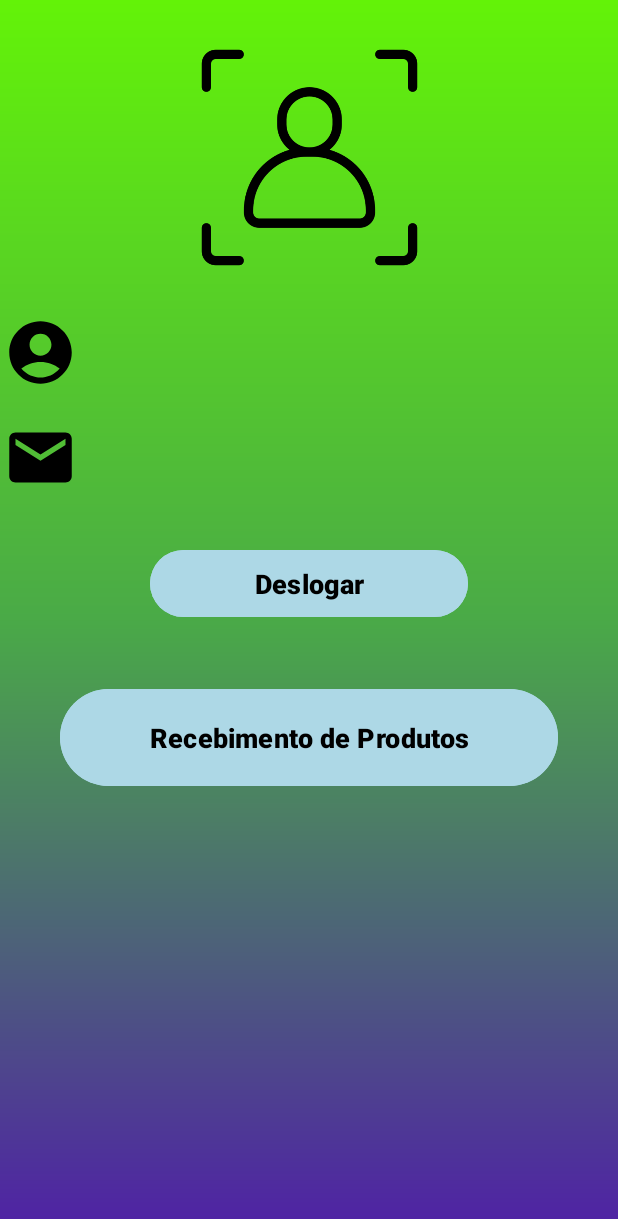
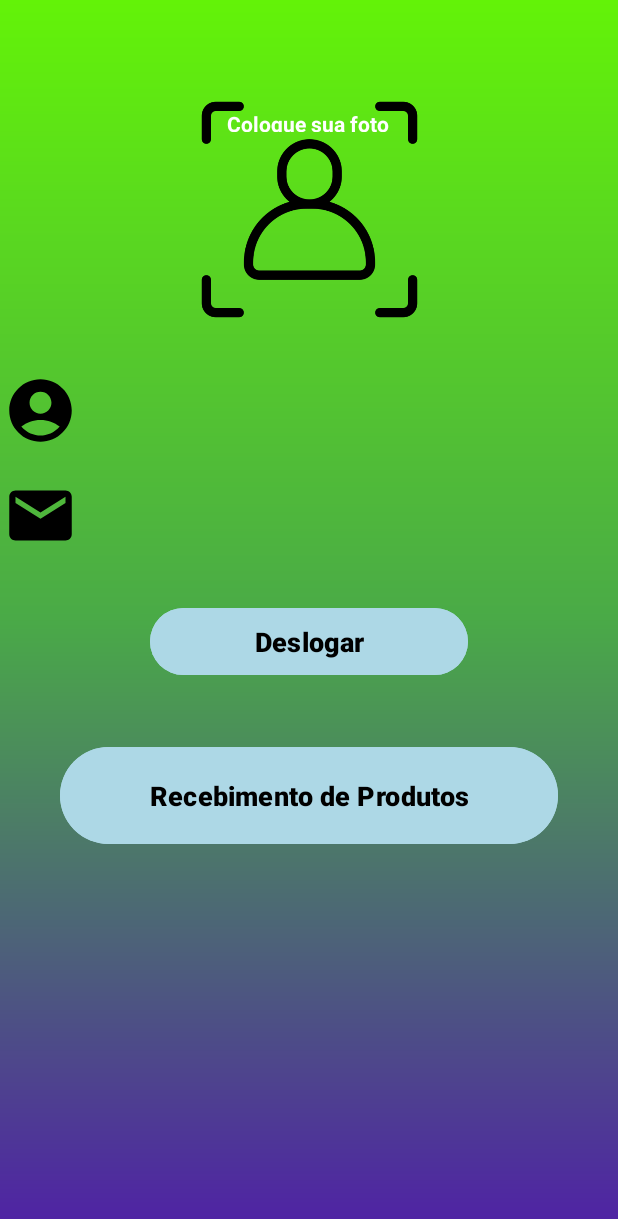
Before and after one commit to BatistaDevin/Projeto-Uninove-, an Android app: the TelaPrincipal screen opened directly, with no data from a screen before it, on a phone screen of 412 x 824 dp. Shown: the top 1219 px of the screen. Run offline under Robolectric (Android 15) with nearby library versions, the phone set to English and light mode, and no system bars; our stand-ins replace Firebase (no records; nobody signed in at launch, a user with empty details on screens opened directly).

Commit message:
Atualizacoes finais

```diff
--- a/app/src/main/java/com/example/rhapp/FormeCadastro.java
+++ b/app/src/main/java/com/example/rhapp/FormeCadastro.java
@@ -23,8 +23,6 @@ import com.google.firebase.firestore.FirebaseFirestore;
 import java.util.HashMap;
 import java.util.Map;
 
-import kotlin.collections.UCollectionsKt;
-
 public class FormeCadastro extends AppCompatActivity {
 
     private EditText edit_nome,edit_email,edit_senha;
@@ -49,6 +47,7 @@ public class FormeCadastro extends AppCompatActivity {
 
                 if (nome.isEmpty() || email.isEmpty() || senha.isEmpty()) {
                     Snackbar snackbar = Snackbar.make(v, mensagens[0], Snackbar.LENGTH_SHORT);
+                    snackbar.setAnchorView(findViewById(R.id.title_cadastrese));
                     snackbar.setBackgroundTint(Color.WHITE);
                     snackbar.setTextColor(Color.BLACK);
                     snackbar.show();
@@ -72,7 +71,8 @@ public class FormeCadastro extends AppCompatActivity {
 
                     SalvarDadosUsuario();
 
-                    Snackbar snackbar = Snackbar.make(v, mensagens[1], Snackbar.LENGTH_SHORT);
+                    Snackbar snackbar = Snackbar.make(v, mensagens[1], Snackbar.LENGTH_LONG);
+                    snackbar.setAnchorView(findViewById(R.id.title_cadastrese));
                     snackbar.setBackgroundTint(Color.WHITE);
                     snackbar.setTextColor(Color.BLACK);
                     snackbar.show();
--- a/app/src/main/res/drawable/button.xml
+++ b/app/src/main/res/drawable/button.xml
@@ -3,7 +3,7 @@
 
     <corners android:radius="20dp"/>
     <gradient
-        android:startColor="@color/blue_cl"
+        android:startColor="@color/roxo"
         android:centerColor="@color/blue"
         android:angle="180"/>
 </shape>
--- a/app/src/main/res/layout/activity_forme_cadastro.xml
+++ b/app/src/main/res/layout/activity_forme_cadastro.xml
@@ -77,7 +77,7 @@
         android:padding="20dp"
         android:text="@string/bt_cadastrar"
         android:textAllCaps="false"
-        android:textColor="@color/black"
+        android:textColor="@color/white"
         android:textSize="18sp"
         android:textStyle="bold"
         app:layout_constraintEnd_toEndOf="parent"
--- a/app/src/main/res/layout/activity_tela_principal.xml
+++ b/app/src/main/res/layout/activity_tela_principal.xml
@@ -11,11 +11,25 @@
         android:id="@+id/containerUser"
         android:layout_width="150dp"
         android:layout_height="150dp"
-        android:layout_marginTop="30dp"
+        android:layout_marginTop="4dp"
         android:background="?attr/selectableItemBackgroundBorderless"
-        app:layout_constraintEnd_toEndOf="parent"
-        app:layout_constraintStart_toStartOf="parent"
-        app:layout_constraintTop_toTopOf="parent" />
+        app:layout_constraintEnd_toEndOf="@id/img_user"
+        app:layout_constraintHorizontal_bias="1.0"
+        app:layout_constraintStart_toStartOf="@id/img_user"
+        app:layout_constraintTop_toTopOf="@id/img_user" />
+
+    <TextView
+        android:id="@+id/text_photo"
+        android:layout_width="150dp"
+        android:layout_height="15dp"
+        android:layout_marginStart="20dp"
+        android:layout_marginTop="4dp"
+        android:text="@string/text_photo"
+        android:textColor="@color/white"
+        android:textStyle="bold"
+        app:layout_constraintStart_toStartOf="@id/containerUser"
+        app:layout_constraintTop_toTopOf="@id/containerUser"
+        tools:ignore="MissingConstraints" />
 
     <ImageView
         android:id="@+id/img_user"
@@ -26,12 +40,12 @@
         android:importantForAccessibility="no"
         android:scaleType="centerCrop"
         android:src="@drawable/profile"
-        app:layout_constraintBottom_toBottomOf="@id/containerUser"
-        app:layout_constraintEnd_toEndOf="@id/containerUser"
-        app:layout_constraintHorizontal_bias="1.0"
-        app:layout_constraintStart_toStartOf="@id/containerUser"
-        app:layout_constraintTop_toTopOf="@id/containerUser"
-        app:layout_constraintVertical_bias="1.0" />
+        app:layout_constraintBottom_toBottomOf="parent"
+        app:layout_constraintEnd_toEndOf="parent"
+        app:layout_constraintHorizontal_bias="0.500"
+        app:layout_constraintStart_toStartOf="parent"
+        app:layout_constraintTop_toTopOf="parent"
+        app:layout_constraintVertical_bias="0.054" />
 
     <ImageView
         android:id="@+id/imageView"
--- a/app/src/main/res/values/strings.xml
+++ b/app/src/main/res/values/strings.xml
@@ -31,4 +31,6 @@
     <string name="cancelar">Cancelar</string>
     <string name="resultadoTextViewForm">Resultado</string>
     <string name="produtoEditTextForm">Nome do produto</string>
+    <string name="text_photo">Coloque sua foto</string>
+
 </resources>
```
Also changed, not shown: app/src/main/res/layout/activity_form_produtos.xml (+13 -13 lines).
